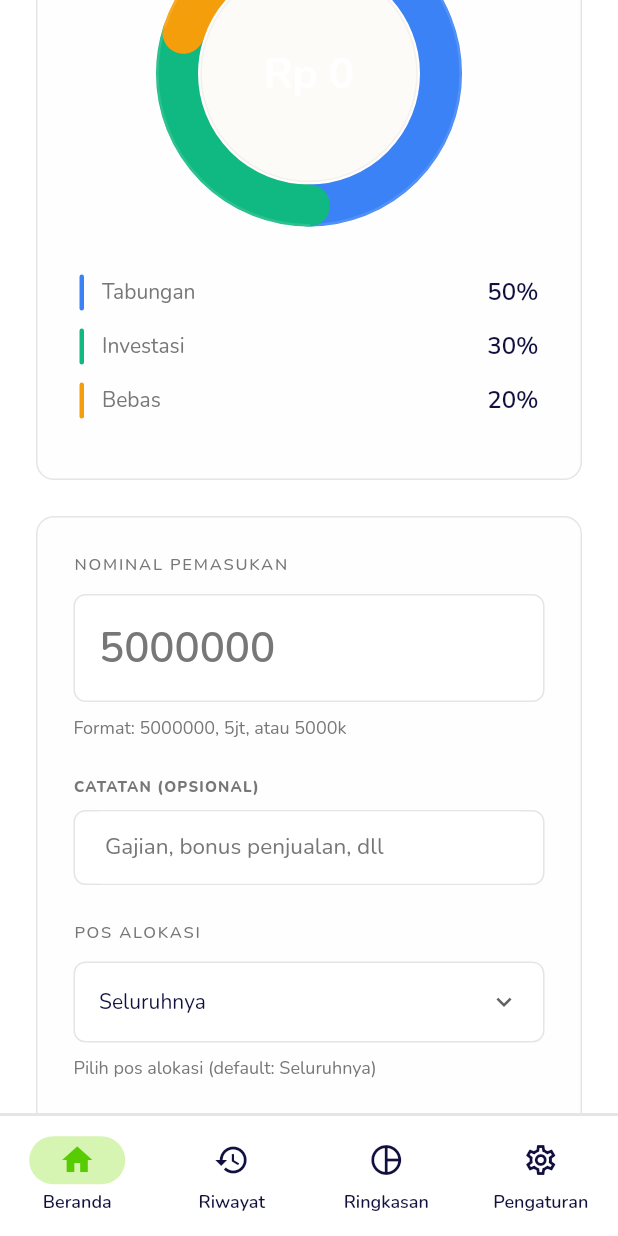
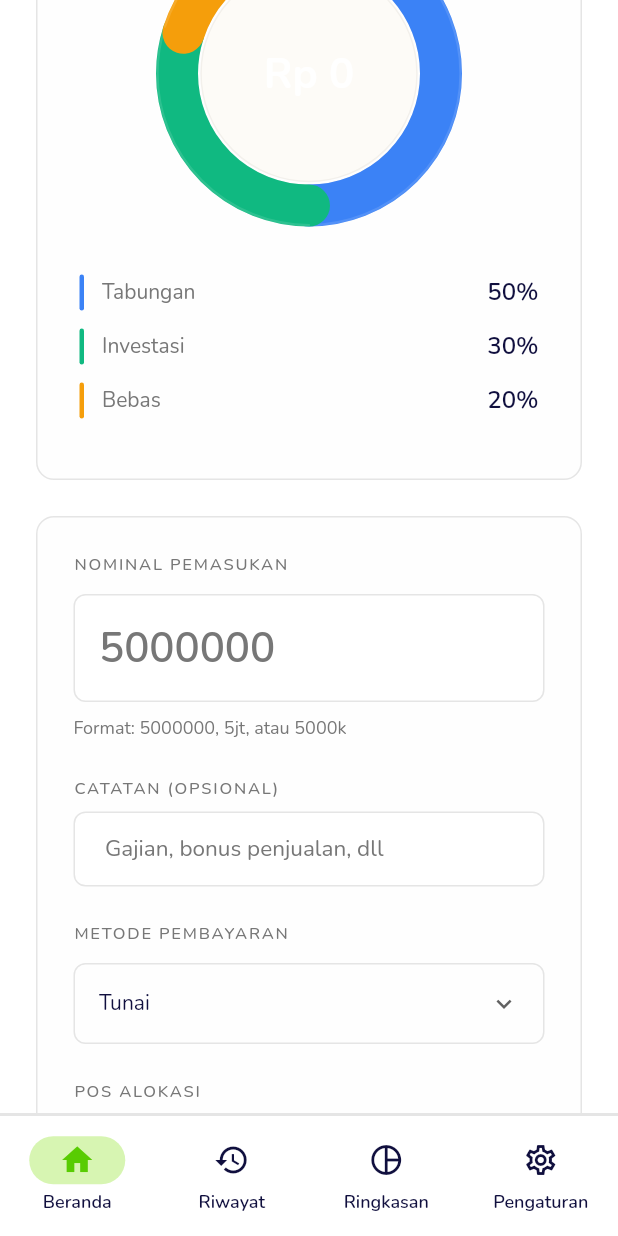
Before and after one commit to xelisme/Pundi, a Flutter app: the screen it shows after launch, scrolled down 576 dp, on a phone screen of 412 x 824 dp. Run offline on Flutter 3.47's test engine with Material 3 defaults, Android fonts, the phone set to English and light mode, and no system bars; our stand-ins replace csv, file_picker, google_fonts, share_plus, shared_preferences.

Commit message:
feat: record a payment method on income and expense
Both entry forms now carry a METODE PEMBAYARAN selector (Tunai, QRIS,
Transfer Bank, Kartu Debit, Kartu Kredit, E-Wallet, Lainnya), shown as a
muted last line in Riwayat and editable from the Riwayat edit dialog.

The field is a plain String on TransactionRecord rather than an enum, so
adding or renaming a method later needs no data migration. The dropdown
also surfaces a method it does not recognise instead of rewriting it to the
default, so a value imported from someone else's CSV is never silently lost.

CSV gains a 9th column, 'Metode Pembayaran', appended last so existing
8-column exports keep importing unchanged; a missing column falls back to
the default.

Five places rebuild a TransactionRecord, and every one of them now carries
paymentMethod through: both archiveCategory re-assignment paths,
updateTransactionChargedTo, updateTransaction, and importFromCsv. Without
those the method would have silently reset to the default whenever a
transaction was archived, re-charged to another category, or edited.

Shared UI lives in widgets/payment_method_field.dart (field + label) so the
three call sites cannot drift apart.

Tests: 26 -> 35. payment_method_test.dart covers both record types, the
default, survival through archive/re-split/re-charge/edit, the CSV
round-trip, an old 8-column file, and an unrecognised method surviving
import.

```diff
--- a/lib/models/transaction.dart
+++ b/lib/models/transaction.dart
@@ -3,6 +3,22 @@ import 'package:uuid/uuid.dart';
 const _uuid = Uuid();
 
 const String allCategoriesLabel = 'Seluruhnya';
+
+/// Payment methods offered when recording a transaction.
+///
+/// Stored as a plain String on the record rather than an enum, so adding or
+/// renaming a method never needs a data migration for existing installs.
+const List<String> paymentMethods = [
+  'Tunai',
+  'QRIS',
+  'Transfer Bank',
+  'Kartu Debit',
+  'Kartu Kredit',
+  'E-Wallet',
+  'Lainnya',
+];
+
+const String defaultPaymentMethod = 'Tunai';
 
 enum TransactionType { income, expense }
 
@@ -107,6 +123,9 @@ class TransactionRecord {
   final String items;
   final int receiptDate;
   final String? chargedTo;
+  // How the money moved ("QRIS", "Tunai", ...). Free-form so unknown values
+  // from an imported CSV survive a round-trip untouched.
+  final String paymentMethod;
   // Frozen allocation percentages (category name -> percentage) captured at
   // creation time. Only meaningful for "Seluruhnya" transactions; explicit
   // category transactions ignore this entirely.
@@ -123,6 +142,7 @@ class TransactionRecord {
     this.items = '',
     int? receiptDate,
     this.chargedTo,
+    this.paymentMethod = defaultPaymentMethod,
     this.allocationSnapshot = const {},
   })  : id = id ?? _uuid.v4(),
         timestamp = timestamp ?? DateTime.now().millisecondsSinceEpoch,
@@ -139,6 +159,7 @@ class TransactionRecord {
         'items': items,
         'receiptDate': receiptDate,
         'chargedTo': chargedTo,
+        'paymentMethod': paymentMethod,
         'allocationSnapshot': allocationSnapshot,
       };
 
@@ -161,6 +182,8 @@ class TransactionRecord {
         items: json['items'] as String? ?? '',
         receiptDate: json['receiptDate'] as int?,
         chargedTo: json['chargedTo'] as String?,
+        paymentMethod:
+            json['paymentMethod'] as String? ?? defaultPaymentMethod,
         allocationSnapshot: (json['allocationSnapshot'] as Map? ?? {}).map(
           (k, v) => MapEntry(k as String, (v as num).toDouble()),
         ),
--- a/lib/screens/home_screen.dart
+++ b/lib/screens/home_screen.dart
@@ -8,6 +8,7 @@ import '../repositories/budget_repository.dart';
 import '../utils/app_colors.dart';
 import '../widgets/radial_allocation_viz.dart';
 import '../widgets/duolingo_button.dart';
+import '../widgets/payment_method_field.dart';
 import 'history_screen.dart';
 import 'summary_screen.dart';
 
@@ -26,6 +27,8 @@ class _HomeScreenState extends State<HomeScreen> {
   bool _isExpense = false;
   String? _selectedChargedTo; // untuk expense
   String? _selectedIncomeTarget; // untuk income
+  String _incomePaymentMethod = defaultPaymentMethod;
+  String _expensePaymentMethod = defaultPaymentMethod;
   DateTime _receiptDate = DateTime.now();
 
   @override
@@ -64,6 +67,7 @@ class _HomeScreenState extends State<HomeScreen> {
       amount: amount,
       chargedToCategory: target,
       notes: _incomeNotesController.text.trim(),
+      paymentMethod: _incomePaymentMethod,
     );
 
     _inputController.clear();
@@ -103,6 +107,7 @@ class _HomeScreenState extends State<HomeScreen> {
       amount: amount,
       chargedToCategory: chargedTo,
       receiptDate: _receiptDate.millisecondsSinceEpoch,
+      paymentMethod: _expensePaymentMethod,
     );
 
     _inputController.clear();
@@ -629,8 +634,8 @@ class _HomeScreenState extends State<HomeScreen> {
                     'CATATAN (OPSIONAL)',
                     style: Theme.of(context).textTheme.labelSmall?.copyWith(
                       color: AppColors.textTertiary,
-                      letterSpacing: 0.8,
-                      fontSize: 10,
+                      letterSpacing: 1.2,
+                      fontWeight: FontWeight.w500,
                     ),
                   ),
                   const SizedBox(height: 8),
@@ -654,6 +659,15 @@ class _HomeScreenState extends State<HomeScreen> {
                         contentPadding: EdgeInsets.symmetric(vertical: 12),
                       ),
                     ),
+                  ),
+
+                  const SizedBox(height: 24),
+
+                  const PaymentMethodLabel(),
+                  const SizedBox(height: 12),
+                  PaymentMethodField(
+                    value: _incomePaymentMethod,
+                    onChanged: (v) => setState(() => _incomePaymentMethod = v),
                   ),
 
                   const SizedBox(height: 24),
@@ -914,6 +928,17 @@ class _HomeScreenState extends State<HomeScreen> {
 
               const SizedBox(height: 24),
 
+              const SizedBox(height: 24),
+
+              const PaymentMethodLabel(),
+              const SizedBox(height: 12),
+              PaymentMethodField(
+                value: _expensePaymentMethod,
+                onChanged: (v) => setState(() => _expensePaymentMethod = v),
+              ),
+
+              const SizedBox(height: 24),
+
               // Date picker
               Text(
                 'TANGGAL STRUK',
--- /dev/null
+++ b/lib/widgets/payment_method_field.dart
@@ -0,0 +1,80 @@
+import 'package:flutter/material.dart';
+import '../models/transaction.dart';
+import '../utils/app_colors.dart';
+
+/// Compact "METODE PEMBAYARAN" selector.
+///
+/// Shared by the income form, the expense form and the Riwayat edit dialog so
+/// all three stay visually identical and stay in sync with [paymentMethods].
+/// Adding a method to that list is the only change needed to surface it
+/// everywhere.
+class PaymentMethodField extends StatelessWidget {
+  /// Current value. Must be one of [paymentMethods], otherwise the dropdown
+  /// asserts — callers pass `defaultPaymentMethod` when unset.
+  final String value;
+  final ValueChanged<String> onChanged;
+
+  const PaymentMethodField({
+    super.key,
+    required this.value,
+    required this.onChanged,
+  });
+
+  @override
+  Widget build(BuildContext context) {
+    // A method imported from a CSV may be something this build doesn't know
+    // about. Surface it as-is instead of silently rewriting it to the default
+    // and dropping it from the list (which would also trip DropdownButton's
+    // value-must-be-an-item assertion).
+    final options = paymentMethods.contains(value)
+        ? paymentMethods
+        : [...paymentMethods, value];
+
+    return Container(
+      decoration: BoxDecoration(
+        color: AppColors.surfaceWhite,
+        borderRadius: BorderRadius.circular(8),
+        border: Border.all(color: AppColors.border, width: 1),
+      ),
+      padding: const EdgeInsets.symmetric(horizontal: 16, vertical: 2),
+      child: DropdownButtonHideUnderline(
+        child: DropdownButton<String>(
+          value: value,
+          isExpanded: true,
+          icon: const Icon(Icons.keyboard_arrow_down, size: 20),
+          items: options
+              .map((method) => DropdownMenuItem(
+                    value: method,
+                    child: Text(
+                      method,
+                      style: Theme.of(context).textTheme.bodyMedium?.copyWith(
+                            color: AppColors.textPrimary,
+                          ),
+                    ),
+                  ))
+              .toList(),
+          onChanged: (val) {
+            if (val != null) onChanged(val);
+          },
+        ),
+      ),
+    );
+  }
+}
+
+/// The "METODE PEMBAYARAN" label that sits above [PaymentMethodField].
+class PaymentMethodLabel extends StatelessWidget {
+  const PaymentMethodLabel({super.key});
+
+  @override
+  Widget build(BuildContext context) {
+    return Text(
+      'METODE PEMBAYARAN',
+      style: Theme.of(context).textTheme.labelSmall?.copyWith(
+            color: AppColors.textTertiary,
+            letterSpacing: 1.2,
+            fontWeight: FontWeight.w500,
+          ),
+    );
+  }
+}
```
Also changed, not shown: lib/repositories/budget_repository.dart (+18 -2 lines), lib/screens/history_screen.dart (+25 -0 lines), 1 other file.
